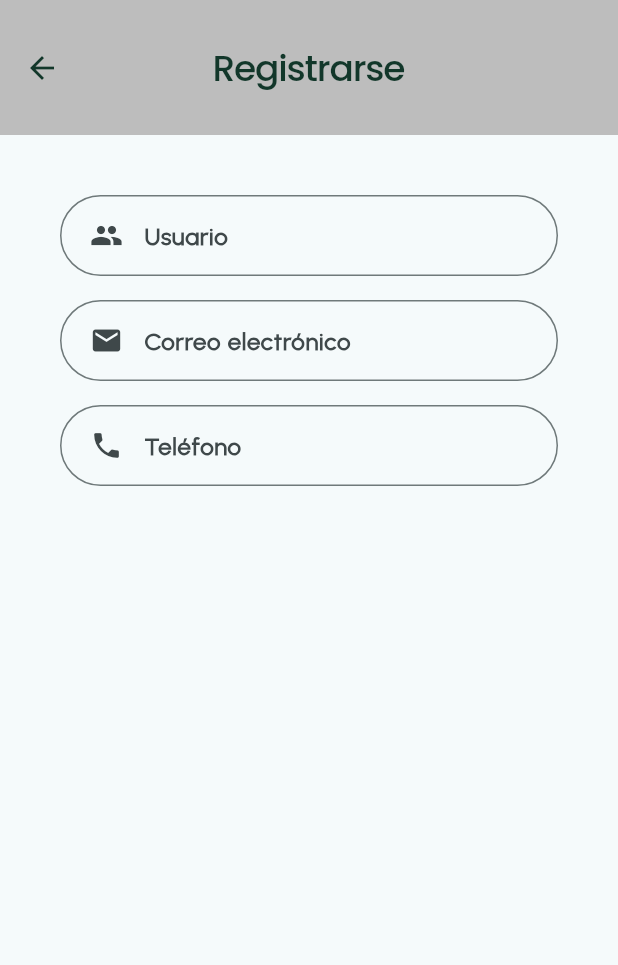
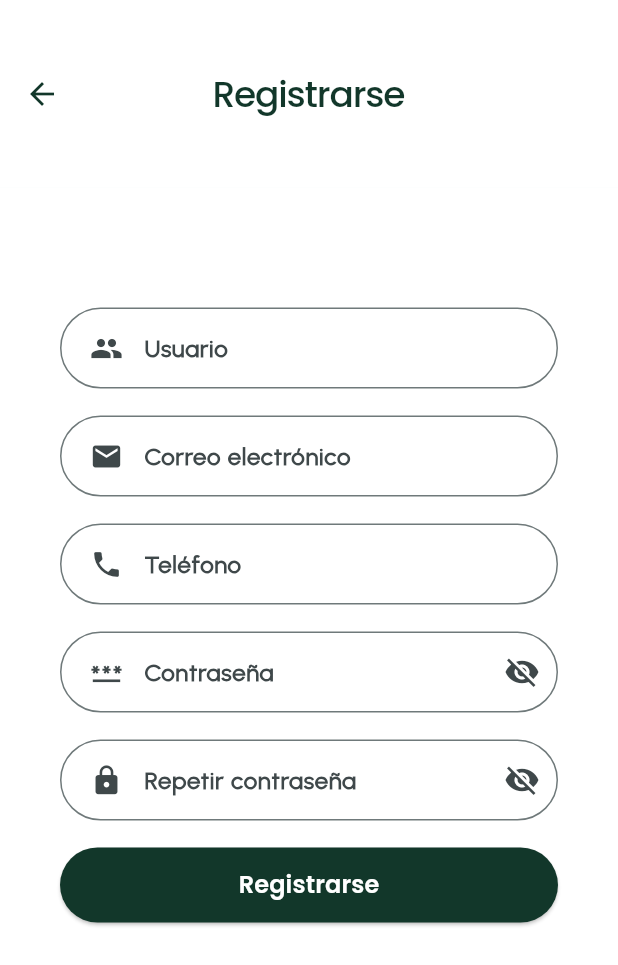
Before and after one commit to spricew/Keidot-Project, a Flutter app: the screen it shows after launch, on a phone screen of 412 x 824 dp. Shown: the top 965 px of the screen. Run offline on Flutter 3.47's test engine with Material 3 defaults, Android fonts, the phone set to English and light mode, and no system bars.

Commit message:
registrar v2

```diff
--- a/lib/presentation/screens/register_screen.dart
+++ b/lib/presentation/screens/register_screen.dart
@@ -1,6 +1,7 @@
 import 'package:flutter/material.dart';
 import 'package:test_app/config/theme/app_theme.dart';
 import 'package:test_app/widgets/custom_appbar.dart';
+import 'package:test_app/widgets/custom_button.dart';
 import 'package:test_app/widgets/custom_input.dart';
 
 class RegisterScreen extends StatelessWidget {
@@ -13,40 +14,63 @@ class RegisterScreen extends StatelessWidget {
     return Scaffold(
       appBar: CustomAppBar(
         title: 'Registrarse',
-        toolbarHeight: 90,
-        backgroundColor: const Color.fromARGB(255, 189, 189, 189),
+        toolbarHeight: 125,
+        backgroundColor: Colors.white,
         titleColor: darkGreen,
         iconColor: darkGreen,
         onBackPressed: () {
           Navigator.pop(context); // Acción al presionar el botón de retroceso
         },
       ),
-      body: Center(
+      body: Container(
+        color: Colors.white,
+        child: Center(
             child: Padding(
-        padding: const EdgeInsets.all(40.0),
+          padding: const EdgeInsets.symmetric(horizontal: 40, vertical: 80),
           child: Column(
             children: [
               CustomInput(
                 labelText: 'Usuario',
                 prefixIcon: Icons.people,
-              controller: emailController,
               ),
-            const SizedBox(height: 16),
+              const SizedBox(height: 18),
               CustomInput(
                 labelText: 'Correo electrónico',
                 prefixIcon: Icons.email,
                 controller: emailController,
               ),
-            const SizedBox(height: 16),
+              const SizedBox(height: 18),
               CustomInput(
                 labelText: 'Teléfono',
                 prefixIcon: Icons.phone,
-              controller: emailController,
               ),
-            const SizedBox(height: 16),
+              const SizedBox(height: 18),
+              CustomInput(
+                labelText: 'Contraseña',
+                prefixIcon: Icons.password,
+                controller: passwordController,
+                obscureText: true,
+                suffixIcon: Icons.visibility_off,
+              ),
+              const SizedBox(height: 18),
+              CustomInput(
+                labelText: 'Repetir contraseña',
+                prefixIcon: Icons.lock,
+                controller: passwordController,
+                obscureText: true,
+                suffixIcon: Icons.visibility_off,
+              ),
+              const SizedBox(height: 18),
+              CustomButton(
+                text: 'Registrarse',
+                onPressed: () {
+                  // Lógica para iniciar sesión
+                },
+              ),
             ],
           ),
         )),
+      ),
     );
   }
 }
```
Lines whose indentation alone changed are shown as unchanged.
